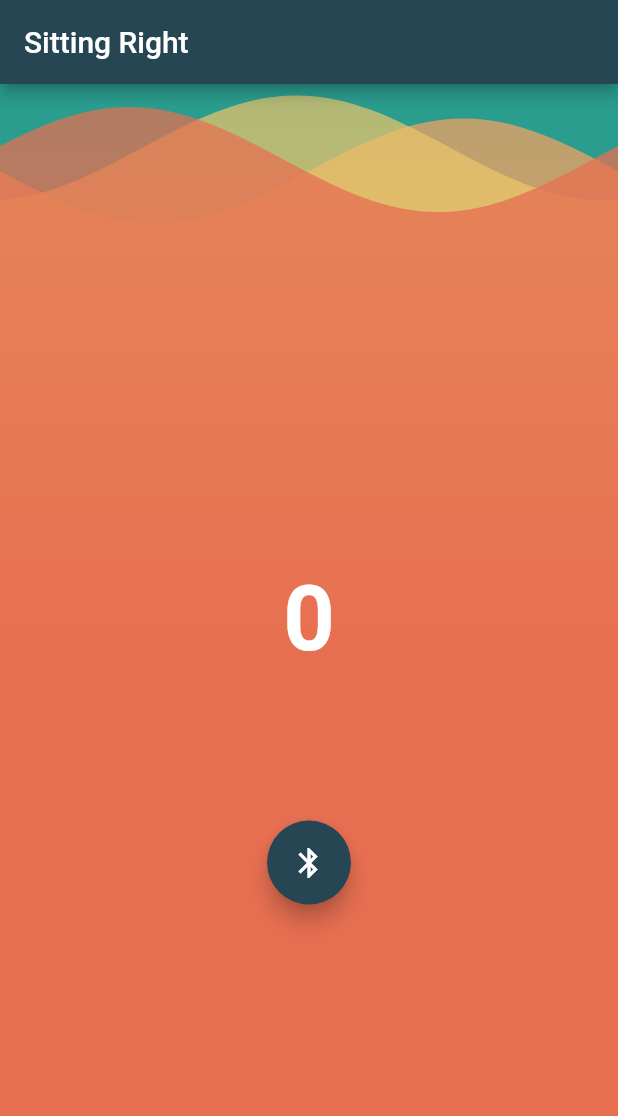
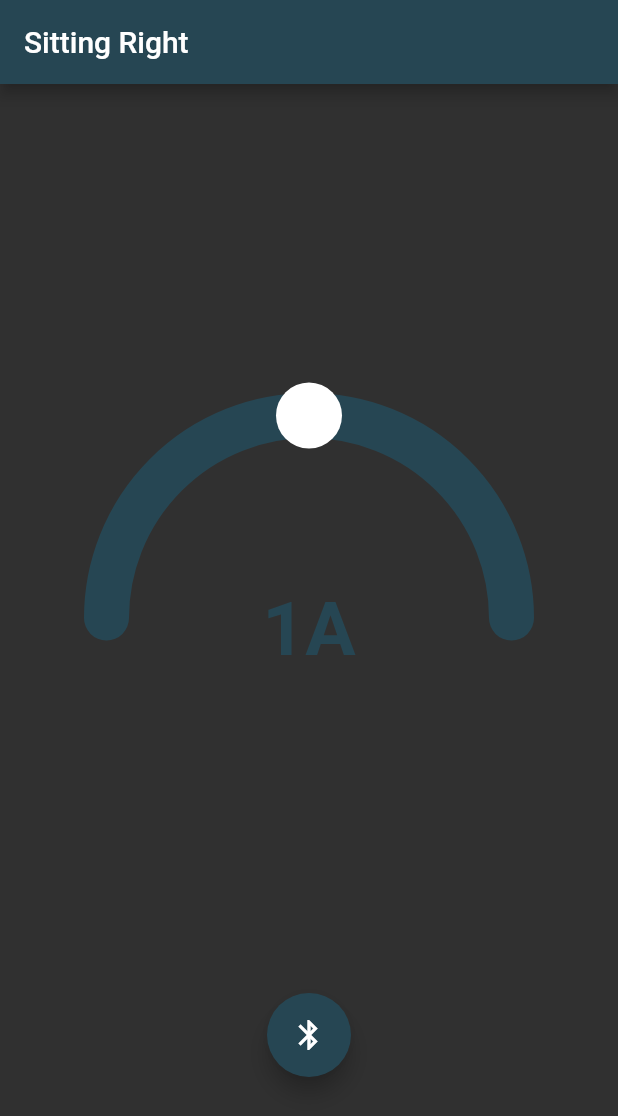
Before and after one commit to Toritok/GyroApp, a Flutter app: the screen it shows after launch, on a phone screen of 412 x 824 dp. Shown: the top 1116 px of the screen. Run offline on Flutter 3.47's test engine with Material 2 defaults, Android fonts, the phone set to English and light mode, and no system bars; drawn by our look-alikes of sleek_circular_slider, wave; our stand-ins replace bloc, equatable, flutter_bloc; missing offline and left inert: esense_flutter.

Commit message:
vorerst final

```diff
--- a/lib/gyro_repo.dart
+++ b/lib/gyro_repo.dart
@@ -14,7 +14,7 @@ class ESenseRepo {
     ESenseManager.setSamplingRate(5);
     ESenseManager.connect(eSenseName);
     connectionSubscription = ESenseManager.connectionEvents.listen((event) {
-      print(event);
+    // print(event);
       callback(event);
     });
   }
@@ -22,7 +22,7 @@ class ESenseRepo {
   void listenToData({Function(SensorEvent) callback}) {
 
     eventSubscription = ESenseManager.sensorEvents.listen((event) {
-      print(event);
+    //  print(event);
       callback(event);
     });
 
--- a/lib/main.dart
+++ b/lib/main.dart
@@ -1,9 +1,9 @@
 import 'package:flutter/material.dart';
-
 import 'package:flutter_bloc/flutter_bloc.dart';
 import 'package:gyroapp/gyro_bloc.dart';
 import 'package:gyroapp/gyro_event.dart';
 import 'package:gyroapp/gyro_state.dart';
+import 'package:sleek_circular_slider/sleek_circular_slider.dart';
 import 'package:wave/wave.dart';
 import 'package:wave/config.dart';
 
@@ -30,9 +30,13 @@ class MyApp extends StatelessWidget {
 }
 
 class Axis extends StatelessWidget {
-  static const TextStyle axisTextStyle = TextStyle(
-    fontSize: 60,
+  static const TextStyle labelTextStyle = TextStyle(
+    fontSize: 50,
     fontWeight: FontWeight.bold,
+    color: Color.fromRGBO(38,70,83, 1),
+  );
+  static const TextStyle mainLabelStyle = TextStyle(
+    color: Color.fromRGBO(38,70,83, 0),
   );
 
   @override
@@ -41,7 +45,6 @@ class Axis extends StatelessWidget {
       appBar: AppBar(title: Text('Sitting Right')),
       body: Stack(
         children: [
-          Background(),
           Column(
             mainAxisAlignment: MainAxisAlignment.center,
             crossAxisAlignment: CrossAxisAlignment.center,
@@ -51,13 +54,23 @@ class Axis extends StatelessWidget {
                 child: Center(
                   child: BlocBuilder<EarableBloc, EarableState>(
                     builder: (context, state) {
-                      final String axisStr = state.value
-                          .floor()
-                          .toString();
+                      final int axisDeg = state.value
+                          .floor();
+                      final String axisAdvice = _getAdvice(state.value);
 
-                      return Text(
-                        '$axisStr',
-                        style: Axis.axisTextStyle,
+                      return SleekCircularSlider(
+                        appearance: CircularSliderAppearance(
+                          size: 300,
+                          angleRange: 180,
+                          startAngle: 180,
+                            customWidths: CustomSliderWidths(progressBarWidth: 30, handlerSize: 22, trackWidth: 30),
+                            customColors: CustomSliderColors(progressBarColor: Color.fromRGBO(0,0,0, 0),trackColor: Color.fromRGBO(38,70,83, 1),hideShadow: true),
+                            infoProperties: InfoProperties(bottomLabelText: axisAdvice, mainLabelStyle: mainLabelStyle, bottomLabelStyle: labelTextStyle ),
+
+                        ),
+                        min: -25,
+                        max: 25,
+                        initialValue: -axisDeg.toDouble(),
                       );
                     },
                   ),
@@ -73,6 +86,18 @@ class Axis extends StatelessWidget {
         ],
       ),
     );
+  }
+
+  String _getAdvice(int value) {
+    String advice;
+    if(-value < -10) {
+      advice = "Urlaub";
+    }else if(-value > 10) {
+      advice = "Buckel";
+    }else {
+      advice = "1A";
+    }
+    return advice;
   }
 }
 
@@ -128,8 +153,10 @@ class Actions extends StatelessWidget {
 class Background extends StatelessWidget {
   @override
   Widget build(BuildContext context) {
-    return WaveWidget(
-      config: CustomConfig(
+    EarableBloc earableBloc;
+    //int value = earableBloc.state.value;
+      return WaveWidget(
+       config: CustomConfig(
         gradients: [
           [
             Color.fromRGBO(244,162,97, 1),
--- a/pubspec.yaml
+++ b/pubspec.yaml
@@ -28,6 +28,7 @@ dependencies:
   equatable: ^1.0.0
   wave: ^0.0.8
   esense_flutter: ^0.2.1
+  sleek_circular_slider: ^1.1.0
 
 
   # The following adds the Cupertino Icons font to your application.
```
Also changed, not shown: lib/gyro_bloc.dart (+21 -8 lines), pubspec.lock.
